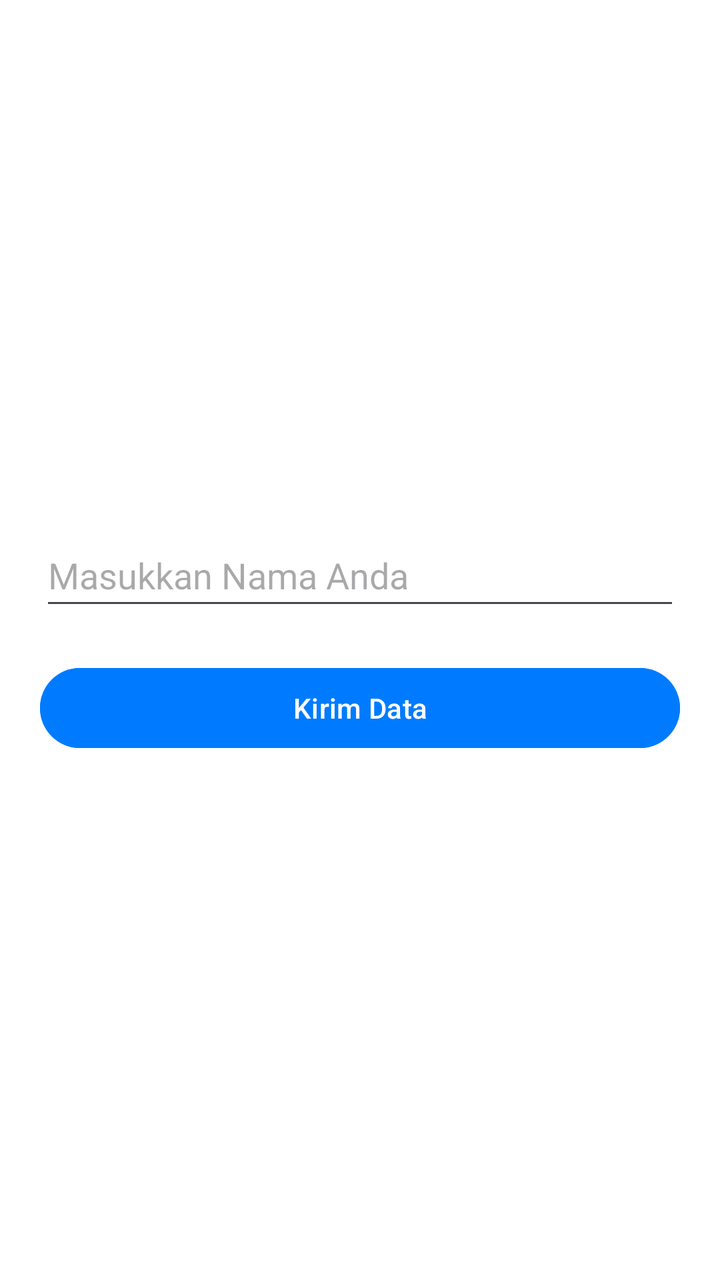
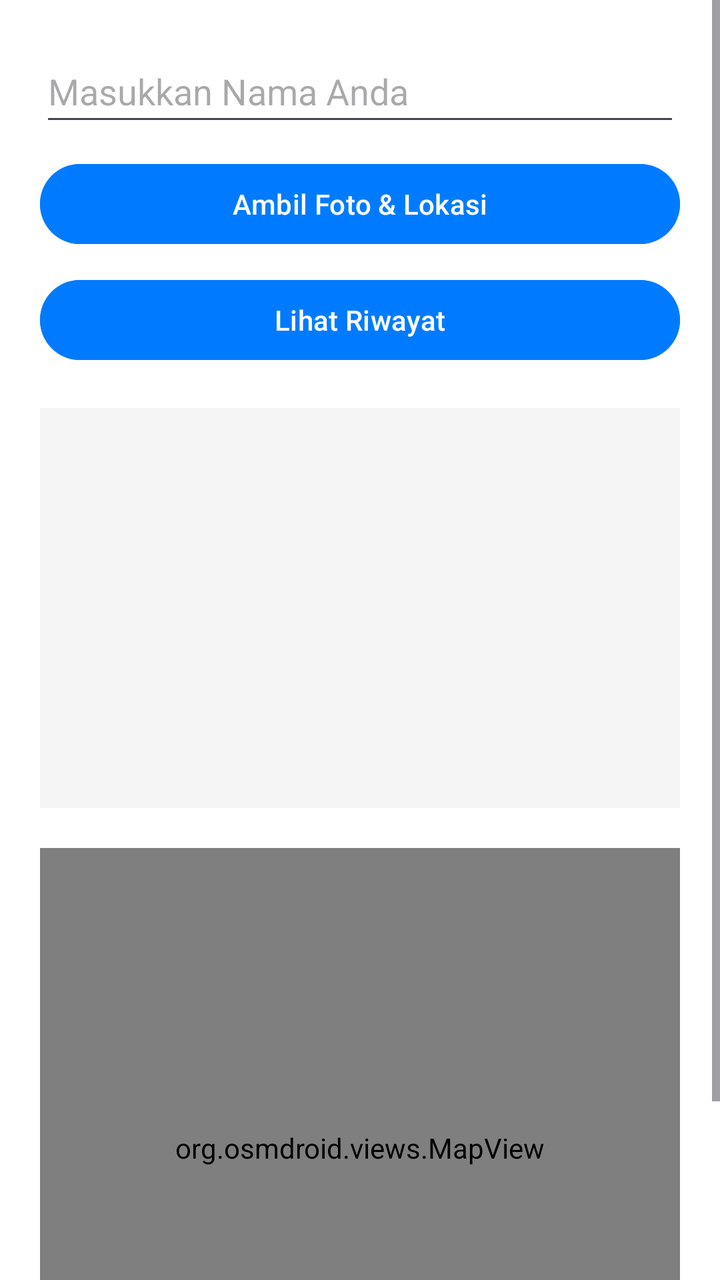

Before-and-after screenshots of an Android layout around one commit, followed by the original layout XML and the change that was made.
<!-- AndroidManifest.xml: application theme Theme.Moreno240040017BA244 -->
<!-- res/layout/activity_main.xml -->
<?xml version="1.0" encoding="utf-8"?>
<LinearLayout xmlns:android="http://schemas.android.com/apk/res/android"
    android:id="@+id/main"
    android:layout_width="match_parent"
    android:layout_height="match_parent"
    android:orientation="vertical"
    android:padding="20dp"
    android:gravity="center"
    android:background="@color/white">

    <EditText
        android:id="@+id/inputNama"
        android:layout_width="match_parent"
        android:layout_height="wrap_content"
        android:hint="@string/hint_nama"
        android:inputType="textPersonName"
        android:minHeight="48dp" />

    <Button
        android:id="@+id/btnNext"
        android:layout_width="match_parent"
        android:layout_height="wrap_content"
        android:layout_marginTop="20dp"
        android:backgroundTint="@color/primary_blue"
        android:text="@string/btn_label_next"
        android:textColor="@color/white" />

</LinearLayout>
<!-- resources referenced by this layout -->
<resources>
  <color name="primary_blue">#007BFF</color>
  <color name="white">#FFFFFFFF</color>
  <string name="btn_label_next">Kirim Data</string>
  <string name="hint_nama">Masukkan Nama Anda</string>
  <style name="Theme.Moreno240040017BA244" parent="Base.Theme.Moreno240040017BA244" />
  <style name="Base.Theme.Moreno240040017BA244" parent="Theme.Material3.DayNight.NoActionBar">
          
          
      </style>
</resources>

<!-- the commit's change to res/layout/activity_main.xml (unified diff, before → after) -->
@@ -1,28 +1,58 @@
 <?xml version="1.0" encoding="utf-8"?>
-<LinearLayout xmlns:android="http://schemas.android.com/apk/res/android"
-    android:id="@+id/main"
+<ScrollView xmlns:android="http://schemas.android.com/apk/res/android"
     android:layout_width="match_parent"
     android:layout_height="match_parent"
-    android:orientation="vertical"
-    android:padding="20dp"
-    android:gravity="center"
-    android:background="@color/white">
+    android:fillViewport="true">
 
-    <EditText
-        android:id="@+id/inputNama"
+    <LinearLayout
+        android:id="@+id/main"
         android:layout_width="match_parent"
         android:layout_height="wrap_content"
-        android:hint="@string/hint_nama"
-        android:inputType="textPersonName"
-        android:minHeight="48dp" />
+        android:orientation="vertical"
+        android:padding="20dp"
+        android:gravity="center_horizontal"
+        android:background="@color/white">
 
-    <Button
-        android:id="@+id/btnNext"
-        android:layout_width="match_parent"
-        android:layout_height="wrap_content"
-        android:layout_marginTop="20dp"
-        android:backgroundTint="@color/primary_blue"
-        android:text="@string/btn_label_next"
-        android:textColor="@color/white" />
+        <EditText
+            android:id="@+id/inputNama"
+            android:layout_width="match_parent"
+            android:layout_height="wrap_content"
+            android:hint="@string/hint_nama"
+            android:inputType="textPersonName"
+            android:minHeight="48dp" />
 
-</LinearLayout>
+        <Button
+            android:id="@+id/btnKamera"
+            android:layout_width="match_parent"
+            android:layout_height="wrap_content"
+            android:layout_marginTop="10dp"
+            android:backgroundTint="@color/primary_blue"
+            android:text="Ambil Foto &amp; Lokasi"
+            android:textColor="@color/white" />
+
+        <Button
+            android:id="@+id/btnLihatData"
+            android:layout_width="match_parent"
+            android:layout_height="wrap_content"
+            android:layout_marginTop="10dp"
+            android:backgroundTint="@color/primary_blue"
+            android:text="Lihat Riwayat"
+            android:textColor="@color/white" />
+
+        <ImageView
+            android:id="@+id/ivFoto"
+            android:layout_width="match_parent"
+            android:layout_height="200dp"
+            android:layout_marginTop="20dp"
+            android:scaleType="centerCrop"
+            android:background="@color/gray_light"
+            android:contentDescription="Foto Preview" />
+
+        <org.osmdroid.views.MapView
+            android:id="@+id/mapView"
+            android:layout_width="match_parent"
+            android:layout_height="300dp"
+            android:layout_marginTop="20dp" />
+
+    </LinearLayout>
+</ScrollView>
<!-- resource entries referenced after the edit -->
@@ -1,8 +1,8 @@
 <!-- resources referenced by this layout -->
 <resources>
+  <color name="gray_light">#F5F5F5</color>
   <color name="primary_blue">#007BFF</color>
   <color name="white">#FFFFFFFF</color>
-  <string name="btn_label_next">Kirim Data</string>
   <string name="hint_nama">Masukkan Nama Anda</string>
   <style name="Theme.Moreno240040017BA244" parent="Base.Theme.Moreno240040017BA244" />
   <style name="Base.Theme.Moreno240040017BA244" parent="Theme.Material3.DayNight.NoActionBar">
